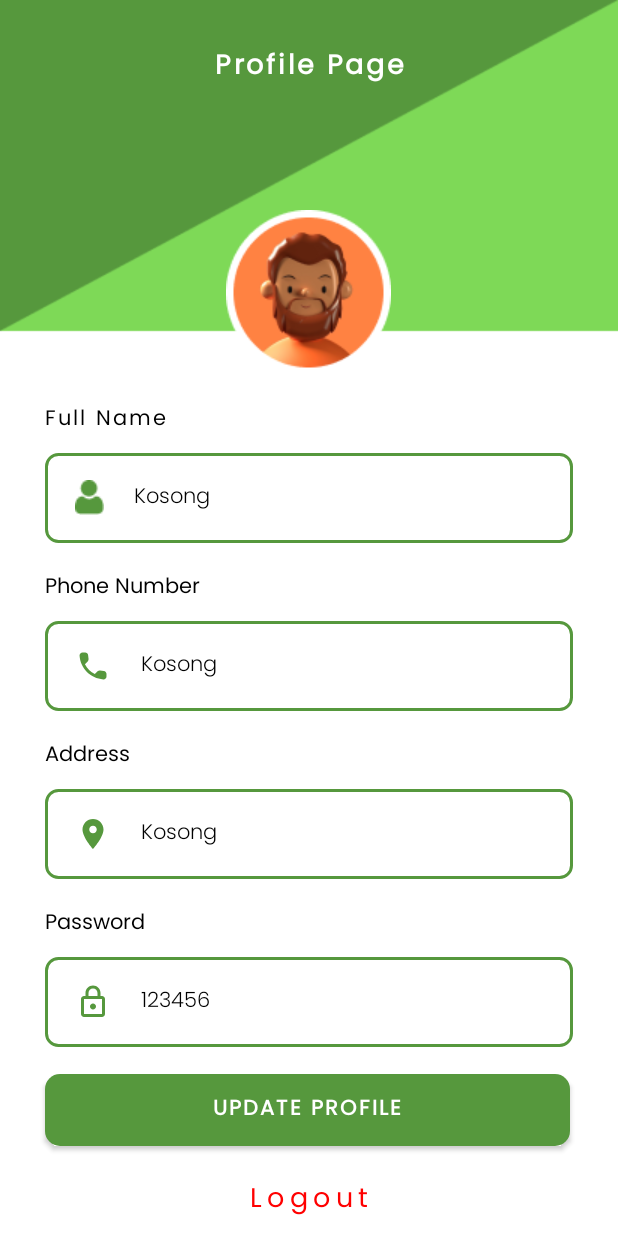
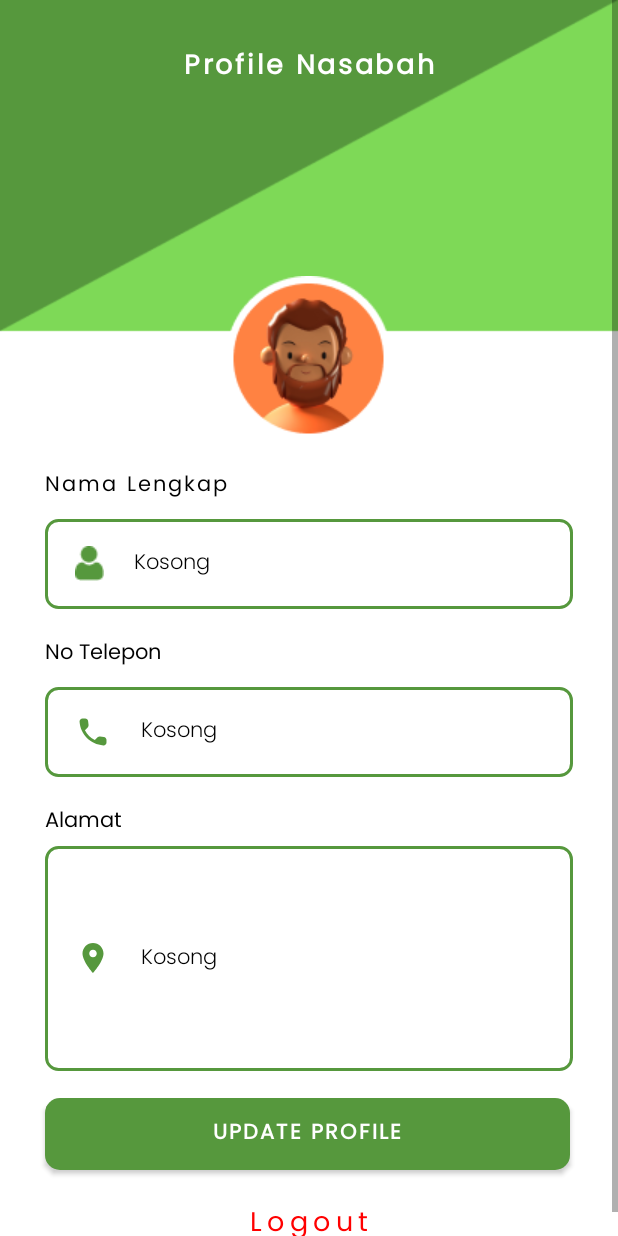
Before and after one commit to shibasmoro/BankSampah, an Android app: the ProfileActivity screen opened directly, with no data from a screen before it, on a phone screen of 412 x 824 dp. Run offline under Robolectric (Android 15) with nearby library versions, the phone set to English and light mode, and no system bars.

Commit message:
featured update profile dan fix layout

```diff
--- a/app/src/main/java/com/example/userbanksampah/ProfileActivity.java
+++ b/app/src/main/java/com/example/userbanksampah/ProfileActivity.java
@@ -2,26 +2,50 @@ package com.example.userbanksampah;
 
 import android.content.Intent;
 import android.os.Bundle;
+import android.util.Log;
+import android.view.View;
+import android.widget.Toast;
 
 import androidx.appcompat.app.AppCompatActivity;
+import androidx.lifecycle.ViewModelProvider;
 
 import com.example.userbanksampah.activty.LoginActivity;
 import com.example.userbanksampah.databinding.ActivityProfileBinding;
 import com.example.userbanksampah.util.PreferencesApp;
+import com.example.userbanksampah.viewmodel.HomeviewModel;
+import com.example.userbanksampah.viewmodel.ProfileViewModel;
 
 public class ProfileActivity extends AppCompatActivity {
     private ActivityProfileBinding binding;
+    private ProfileViewModel model;
 
     @Override
     protected void onCreate(Bundle savedInstanceState) {
         super.onCreate(savedInstanceState);
         binding =ActivityProfileBinding.inflate(getLayoutInflater());
         setContentView(binding.getRoot());
+        model = new ViewModelProvider(this).get(ProfileViewModel.class);
         PreferencesApp pref = new PreferencesApp(this);
         binding.tvgugel.setOnClickListener(view -> logout());
         binding.etAlamat.setText(PreferencesApp.getStr(PreferencesApp.Alamat));
         binding.etUsername.setText(PreferencesApp.getStr(PreferencesApp.Nama));
         binding.etPhone.setText(PreferencesApp.getStr(PreferencesApp.Telepon));
+        model.loading.observe(this, this::showLoading);
+
+        model.pesan.observe(this,data->{
+            Toast.makeText(this, data, Toast.LENGTH_SHORT).show();
+            if (data.contains("berhasil")){
+                PreferencesApp.setStr(PreferencesApp.Nama,binding.etUsername.getText().toString());
+                PreferencesApp.setStr(PreferencesApp.Alamat, binding.etAlamat.getText().toString());
+                PreferencesApp.setStr(PreferencesApp.Telepon, binding.etPhone.getText().toString());
+                finish();
+            }
+        });
+        binding.updateProfile.setOnClickListener(view -> {
+            model.updateData(binding.etUsername.getText().toString(),binding.etPhone.getText().toString(),binding.etAlamat.getText().toString(),PreferencesApp.getStr(PreferencesApp.Id));
+
+        });
+
     }
 
     private void logout() {
@@ -30,7 +54,21 @@ public class ProfileActivity extends AppCompatActivity {
         PreferencesApp.setStr(PreferencesApp.Alamat, "Kosong");
         PreferencesApp.setInt(PreferencesApp.Kode, 2);
         startActivity(new Intent(this, LoginActivity.class)
-                .addFlags(Intent.FLAG_ACTIVITY_CLEAR_TOP | Intent.FLAG_ACTIVITY_NEW_TASK));
+                .addFlags(Intent.FLAG_ACTIVITY_NEW_TASK |Intent.FLAG_ACTIVITY_CLEAR_TASK));
         finish();
+
+
+    }
+
+    private void update(){
+
+    }
+
+    public void showLoading(Boolean isLoad) {
+        if (isLoad) {
+            binding.progressBar.setVisibility(View.VISIBLE);
+        } else {
+            binding.progressBar.setVisibility(View.GONE);
+        }
     }
 }
--- a/app/src/main/java/com/example/userbanksampah/activty/HomeActivity.java
+++ b/app/src/main/java/com/example/userbanksampah/activty/HomeActivity.java
@@ -34,6 +34,7 @@ public class HomeActivity extends AppCompatActivity {
         model = new ViewModelProvider(this).get(HomeviewModel.class);
 
         Binding.nama.setText(PreferencesApp.getStr(PreferencesApp.Nama));
+        Binding.number.setText(PreferencesApp.getStr(PreferencesApp.Telepon));
 
         model.getSaldo(PreferencesApp.getStr(PreferencesApp.Id));
         //model.validasiAjuan(PreferencesApp.getStr(PreferencesApp.Id));
--- /dev/null
+++ b/app/src/main/java/com/example/userbanksampah/viewmodel/ProfileViewModel.java
@@ -0,0 +1,42 @@
+package com.example.userbanksampah.viewmodel;
+
+import androidx.lifecycle.LiveData;
+import androidx.lifecycle.MutableLiveData;
+import androidx.lifecycle.ViewModel;
+
+import com.example.userbanksampah.retrofit.Inter.RetrofitConfig;
+import com.example.userbanksampah.retrofit.RetrofitImpl;
+
+import retrofit2.Call;
+import retrofit2.Callback;
+import retrofit2.Response;
+
+public class ProfileViewModel extends ViewModel {
+    private final MutableLiveData<Boolean> _loading = new MutableLiveData<>();
+    public LiveData<Boolean> loading = _loading;
+
+    private final MutableLiveData<String> _pesan = new MutableLiveData<>();
+    public LiveData<String> pesan = _pesan;
+
+    public void updateData(String nama,String no_telp,String alamat,String id){
+        RetrofitImpl.show_saldo().updateProfile(nama,no_telp,alamat,id).enqueue(new Callback<String>() {
+            @Override
+            public void onResponse(Call<String> call, Response<String> response) {
+                _loading.setValue(true);
+                if (response.isSuccessful() && response.body() != null){
+                    _pesan.setValue(response.body());
+
+                }else{
+                    _pesan.setValue("data tidak ada");
+                }
+                _loading.setValue(false);
+            }
+
+            @Override
+            public void onFailure(Call<String> call, Throwable t) {
+                _pesan.setValue(t.getMessage());
+                _loading.setValue(false);
+            }
+        });
+    }
+}
--- a/app/src/main/res/layout/activity_history.xml
+++ b/app/src/main/res/layout/activity_history.xml
@@ -13,7 +13,7 @@
         android:id="@+id/textView8"
         android:layout_width="wrap_content"
         android:layout_height="wrap_content"
-        android:layout_marginStart="60dp"
+        android:layout_marginStart="40dp"
         android:layout_marginTop="60dp"
         android:fontFamily="@font/poppins_semibold"
         android:text="@string/tanggal_awal"
@@ -26,7 +26,7 @@
         android:id="@+id/textView9"
         android:layout_width="wrap_content"
         android:layout_height="wrap_content"
-        android:layout_marginEnd="60dp"
+        android:layout_marginEnd="40dp"
         android:fontFamily="@font/poppins_semibold"
         android:text="@string/tanggal_akhir"
         android:textColor="@color/black"
--- a/app/src/main/res/layout/activity_profile.xml
+++ b/app/src/main/res/layout/activity_profile.xml
@@ -12,12 +12,30 @@
         android:layout_height="match_parent">
 
 
+        <ProgressBar
+            android:id="@+id/progressBar"
+            style="?android:attr/progressBarStyle"
+            android:layout_width="wrap_content"
+            android:layout_height="wrap_content"
+            android:layout_centerInParent="true"
+            android:layout_marginEnd="173dp"
+            android:foregroundGravity="center"
+            android:visibility="gone"
+            app:layout_constraintBottom_toBottomOf="parent"
+            app:layout_constraintEnd_toEndOf="parent"
+            app:layout_constraintHorizontal_bias="0.952"
+            app:layout_constraintStart_toStartOf="parent"
+            app:layout_constraintTop_toTopOf="parent"
+            app:layout_constraintVertical_bias="0.652"
+            tools:visibility="visible" />
 
         <RelativeLayout
             android:id="@+id/relativeLayout"
             android:layout_width="match_parent"
             android:layout_height="250dp"
+            android:layout_marginTop="44dp"
             app:layout_constraintEnd_toEndOf="parent"
+            app:layout_constraintHorizontal_bias="0.0"
             app:layout_constraintStart_toStartOf="parent"
             app:layout_constraintTop_toTopOf="parent">
 
@@ -30,7 +48,6 @@
                 android:layout_marginTop="110dp"
                 android:src="@drawable/prof" />
         </RelativeLayout>
-
 
         <TextView
         android:id="@+id/tvName"
@@ -60,7 +77,7 @@
         android:fontFamily="@font/poppins_light"
         android:hint="@string/phaksi_bangun_asmoro"
         android:inputType="none"
-        android:editable="false"
+
         android:paddingStart="20dp"
         android:layout_marginTop="10dp"
         android:textColor="@color/black"
@@ -95,8 +112,8 @@
         android:background="@drawable/rectangle2"
         android:fontFamily="@font/poppins_light"
         android:text="@string/_085770539399"
-        android:inputType="none"
-        android:editable="false"
+        android:inputType="number"
+
         android:paddingStart="20dp"
         android:layout_marginTop="10dp"
         android:textColor="@color/black"
@@ -122,23 +139,24 @@
         <EditText
             android:id="@+id/etAlamat"
             android:layout_width="match_parent"
-        android:layout_height="60dp"
-        android:drawableTint="@color/Green"
+            android:layout_height="150dp"
             android:layout_marginStart="30dp"
+            android:layout_marginTop="4dp"
             android:layout_marginEnd="30dp"
+            android:background="@drawable/rectangle2"
             android:drawableStart="@drawable/ic_baseline_location_on_24"
             android:drawablePadding="20dp"
-        android:background="@drawable/rectangle2"
+            android:drawableTint="@color/Green"
             android:fontFamily="@font/poppins_light"
+            android:inputType="text|textMultiLine"
+
+            android:paddingStart="20dp"
             android:text="@string/pondok_maharta_blok_a1_no_22"
-        android:inputType="none"
-        android:editable="false"
-        android:paddingStart="20dp"
-        android:layout_marginTop="10dp"
             android:textColor="@color/black"
             android:textColorHint="#d3d3d3"
             android:textSize="14sp"
             app:layout_constraintEnd_toEndOf="parent"
+            app:layout_constraintHorizontal_bias="0.0"
             app:layout_constraintStart_toStartOf="parent"
             app:layout_constraintTop_toBottomOf="@+id/tvAlamat" />
 
@@ -155,31 +173,9 @@
         app:layout_constraintStart_toStartOf="parent"
         app:layout_constraintTop_toBottomOf="@+id/etAlamat" />
 
-    <EditText
-        android:id="@+id/etPassword"
-        android:layout_width="match_parent"
-        android:layout_height="60dp"
-        android:drawableTint="@color/Green"
-        android:layout_marginStart="30dp"
-        android:layout_marginEnd="30dp"
-        android:drawableStart="@drawable/outline_lock_24"
-        android:drawablePadding="20dp"
-        android:background="@drawable/rectangle2"
-        android:fontFamily="@font/poppins_light"
-        android:text="@string/_123456"
-        android:inputType="none"
-        android:editable="false"
-        android:paddingStart="20dp"
-        android:layout_marginTop="10dp"
-        android:textColor="@color/black"
-        android:textColorHint="#d3d3d3"
-        android:textSize="14sp"
-        app:layout_constraintEnd_toEndOf="parent"
-        app:layout_constraintStart_toStartOf="parent"
-        app:layout_constraintTop_toBottomOf="@+id/tvPassword" />
 
         <Button
-            android:id="@+id/loginButton"
+            android:id="@+id/updateProfile"
             android:layout_width="match_parent"
             android:layout_height="48dp"
             android:layout_marginStart="30dp"
@@ -196,7 +192,7 @@
             android:textStyle="bold"
             app:layout_constraintEnd_toEndOf="parent"
             app:layout_constraintStart_toStartOf="parent"
-            app:layout_constraintTop_toBottomOf="@+id/etPassword" />
+            app:layout_constraintTop_toBottomOf="@+id/etAlamat" />
 
         <TextView
             android:id="@+id/textView"
@@ -223,7 +219,7 @@
             android:orientation="horizontal"
             app:layout_constraintEnd_toEndOf="parent"
             app:layout_constraintStart_toStartOf="parent"
-            app:layout_constraintTop_toBottomOf="@+id/loginButton">
+            app:layout_constraintTop_toBottomOf="@+id/updateProfile">
 
             <androidx.constraintlayout.widget.ConstraintLayout
                 android:layout_width="match_parent"
@@ -251,7 +247,6 @@
 
         </RelativeLayout>
 
-
     </androidx.constraintlayout.widget.ConstraintLayout>
 
 </ScrollView>
--- a/app/src/main/res/values/strings.xml
+++ b/app/src/main/res/values/strings.xml
@@ -56,12 +56,12 @@ Sampah tidak berguna yang anda telah kumpulkan telah berubah menjadi uang yang a
     <string name="mutasi_transaksi">Mutasi Transaksi</string>
     <string name="mutasi_pengajuan">Mutasi Pengajuan</string>
     <string name="confirm_password">Confirm Password</string>
-    <string name="profile_page">Profile Page</string>
-    <string name="full_name">Full Name</string>
-    <string name="phone_number">Phone Number</string>
+    <string name="profile_page">Profile Nasabah</string>
+    <string name="full_name">Nama Lengkap</string>
+    <string name="phone_number">No Telepon</string>
     <string name="_085770539399">085770539399</string>
     <string name="logout1">Logout</string>
-    <string name="address">Address</string>
+    <string name="address">Alamat</string>
     <string name="pondok_maharta_blok_a1_no_22">Pondok Maharta Blok A1 No 22</string>
     <string name="password1">Password</string>
     <string name="_123456">123456</string>
```
Also changed, not shown: app/src/main/java/com/example/userbanksampah/retrofit/Inter/RetrofitConfig.java (+12 -0 lines), app/src/main/res/layout/activity_mutasi_penarikan.xml (+11 -9 lines). Lines whose indentation alone changed are shown as unchanged.
